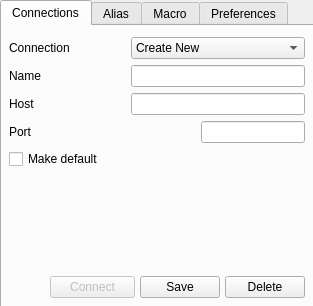
First picture: the form in src/devclient/gui_src/gui_option.ui, repository develer-staff/devclient, before the edit.
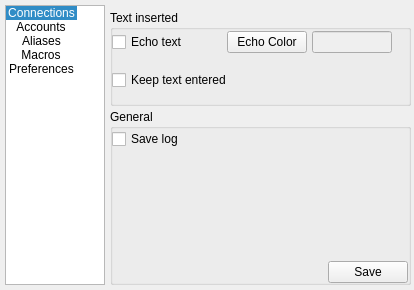
Second picture: the form after the edit. The open tabs and pages were chosen to show the change. Icons and pictures are not drawn.

Commit message: modificata interfaccia grafica del widget delle opzioni per i cambiamenti adottati nella finestra principale e per adattarsi meglio alla gestione degli account

The edit to the form file:
```diff
--- a/src/devclient/gui_src/gui_option.ui
+++ b/src/devclient/gui_src/gui_option.ui
@@ -5,49 +5,120 @@
    <rect>
     <x>0</x>
     <y>0</y>
-    <width>313</width>
-    <height>306</height>
+    <width>414</width>
+    <height>290</height>
    </rect>
   </property>
   <property name="windowTitle" >
    <string>Option</string>
   </property>
-  <property name="modal" >
-   <bool>true</bool>
-  </property>
-  <widget class="QTabWidget" name="tab_widget" >
+  <widget class="QListWidget" name="list_option" >
    <property name="geometry" >
     <rect>
-     <x>0</x>
+     <x>5</x>
+     <y>5</y>
+     <width>100</width>
+     <height>280</height>
+    </rect>
+   </property>
+   <property name="styleSheet" >
+    <string/>
+   </property>
+   <property name="horizontalScrollBarPolicy" >
+    <enum>Qt::ScrollBarAlwaysOff</enum>
+   </property>
+   <property name="textElideMode" >
+    <enum>Qt::ElideNone</enum>
+   </property>
+   <property name="movement" >
+    <enum>QListView::Static</enum>
+   </property>
+   <property name="flow" >
+    <enum>QListView::TopToBottom</enum>
+   </property>
+   <property name="isWrapping" stdset="0" >
+    <bool>false</bool>
+   </property>
+   <property name="spacing" >
+    <number>2</number>
+   </property>
+   <property name="viewMode" >
+    <enum>QListView::IconMode</enum>
+   </property>
+   <property name="modelColumn" >
+    <number>0</number>
+   </property>
+   <property name="uniformItemSizes" >
+    <bool>true</bool>
+   </property>
+   <property name="currentRow" >
+    <number>0</number>
+   </property>
+   <item>
+    <property name="text" >
+     <string>Connections</string>
+    </property>
+    <property name="icon" >
+     <iconset resource="../../../resources/gui_option.qrc" >:/images/connections.png</iconset>
+    </property>
+   </item>
+   <item>
+    <property name="text" >
+     <string>Accounts</string>
+    </property>
+    <property name="icon" >
+     <iconset resource="../../../resources/gui_option.qrc" >:/images/accounts.png</iconset>
+    </property>
+   </item>
+   <item>
+    <property name="text" >
+     <string>Aliases</string>
+    </property>
+    <property name="icon" >
+     <iconset resource="../../../resources/gui_option.qrc" >:/images/aliases.png</iconset>
+    </property>
+   </item>
+   <item>
+    <property name="text" >
+     <string>Macros</string>
+    </property>
+    <property name="icon" >
+     <iconset resource="../../../resources/gui_option.qrc" >:/images/macros.png</iconset>
+    </property>
+   </item>
+   <item>
+    <property name="text" >
+     <string>Preferences</string>
+    </property>
+    <property name="icon" >
+     <iconset resource="../../../resources/gui_option.qrc" >:/images/preferences.png</iconset>
+    </property>
+   </item>
+  </widget>
+  <widget class="QStackedWidget" name="page_container" >
+   <property name="geometry" >
+    <rect>
+     <x>105</x>
      <y>0</y>
-     <width>315</width>
-     <height>310</height>
+     <width>306</width>
+     <height>290</height>
     </rect>
    </property>
-   <property name="sizePolicy" >
-    <sizepolicy vsizetype="Fixed" hsizetype="Fixed" >
-     <horstretch>0</horstretch>
-     <verstretch>0</verstretch>
-    </sizepolicy>
-   </property>
    <property name="currentIndex" >
     <number>0</number>
    </property>
-   <widget class="QWidget" name="tab_conn" >
-    <attribute name="title" >
-     <string>Connections</string>
-    </attribute>
+   <widget class="QWidget" name="conn_page" >
     <widget class="QWidget" name="layoutWidget" >
      <property name="geometry" >
       <rect>
-       <x>7</x>
-       <y>11</y>
-       <width>296</width>
-       <height>261</height>
+       <x>4</x>
+       <y>6</y>
+       <width>301</width>
+       <height>281</height>
       </rect>
      </property>
-     <layout class="QGridLayout" >
-      <item row="0" column="0" >
+     <layout class="QVBoxLayout" >
+      <item>
        <layout class="QGridLayout" >
         <item row="0" column="0" colspan="2" >
          <widget class="QLabel" name="label_conn" >
@@ -189,16 +260,9 @@
           </property>
          </widget>
         </item>
-        <item row="4" column="0" colspan="4" >
-         <widget class="QCheckBox" name="default_conn" >
-          <property name="text" >
-           <string>Make default</string>
-          </property>
-         </widget>
-        </item>
        </layout>
       </item>
-      <item row="1" column="0" >
+      <item>
        <spacer>
         <property name="orientation" >
          <enum>Qt::Vertical</enum>
@@ -211,7 +275,7 @@
         </property>
        </spacer>
       </item>
-      <item row="2" column="0" >
+      <item>
        <layout class="QHBoxLayout" >
         <property name="spacing" >
          <number>5</number>
@@ -229,25 +293,6 @@
           </property>
          </spacer>
         </item>
-        <item>
-         <widget class="QPushButton" name="connect_conn" >
-          <property name="enabled" >
-           <bool>false</bool>
-          </property>
-          <property name="minimumSize" >
-           <size>
-            <width>85</width>
-            <height>0</height>
-           </size>
-          </property>
-          <property name="text" >
-           <string>Connect</string>
-          </property>
-          <property name="icon" >
-           <iconset resource="../../../resources/gui.qrc" >:/images/button-connect.png</iconset>
-          </property>
-         </widget>
-        </item>
         <item>
          <widget class="QPushButton" name="save_conn" >
           <property name="text" >
@@ -273,11 +318,9 @@
      </layout>
     </widget>
    </widget>
-   <widget class="QWidget" name="tab_alias" >
-    <attribute name="title" >
-     <string>Alias</string>
-    </attribute>
-    <widget class="QWidget" name="layoutWidget" >
+   <widget class="QWidget" name="account_page" />
+   <widget class="QWidget" name="alias_page" >
+    <widget class="QWidget" name="layoutWidget_2" >
      <property name="geometry" >
       <rect>
        <x>10</x>
@@ -504,11 +547,8 @@
      </layout>
     </widget>
    </widget>
-   <widget class="QWidget" name="tab_macro" >
-    <attribute name="title" >
-     <string>Macro</string>
-    </attribute>
-    <widget class="QWidget" name="layoutWidget_2" >
+   <widget class="QWidget" name="macro_page" >
+    <widget class="QWidget" name="layoutWidget_3" >
      <property name="geometry" >
       <rect>
        <x>10</x>
@@ -732,17 +772,14 @@
      </layout>
     </widget>
    </widget>
-   <widget class="QWidget" name="tab_option" >
-    <attribute name="title" >
-     <string>Preferences</string>
-    </attribute>
+   <widget class="QWidget" name="pref_page" >
     <widget class="QGroupBox" name="groupBox" >
      <property name="geometry" >
       <rect>
-       <x>10</x>
+       <x>5</x>
        <y>10</y>
-       <width>291</width>
-       <height>91</height>
+       <width>301</width>
+       <height>96</height>
       </rect>
      </property>
      <property name="styleSheet" >
@@ -759,7 +796,7 @@
        <rect>
         <x>2</x>
         <y>10</y>
-        <width>286</width>
+        <width>296</width>
         <height>81</height>
        </rect>
       </property>
@@ -853,9 +890,9 @@
     <widget class="QGroupBox" name="groupBox_2" >
      <property name="geometry" >
       <rect>
-       <x>10</x>
-       <y>104</y>
-       <width>291</width>
+       <x>5</x>
+       <y>109</y>
+       <width>301</width>
        <height>176</height>
       </rect>
      </property>
@@ -868,19 +905,22 @@
      <property name="flat" >
       <bool>true</bool>
      </property>
-     <widget class="QWidget" name="layoutWidget" >
+     <widget class="QWidget" name="layoutWidget_4" >
       <property name="geometry" >
        <rect>
         <x>2</x>
         <y>20</y>
-        <width>286</width>
-        <height>151</height>
+        <width>296</width>
+        <height>156</height>
        </rect>
       </property>
       <layout class="QGridLayout" >
        <property name="horizontalSpacing" >
         <number>2</number>
        </property>
+       <property name="verticalSpacing" >
+        <number>0</number>
+       </property>
        <item row="0" column="0" >
         <widget class="QCheckBox" name="save_log" >
          <property name="minimumSize" >
```
Left out of the diff: 41 changed lines with no effect on the pictures. The commit also changes 13 other files.
